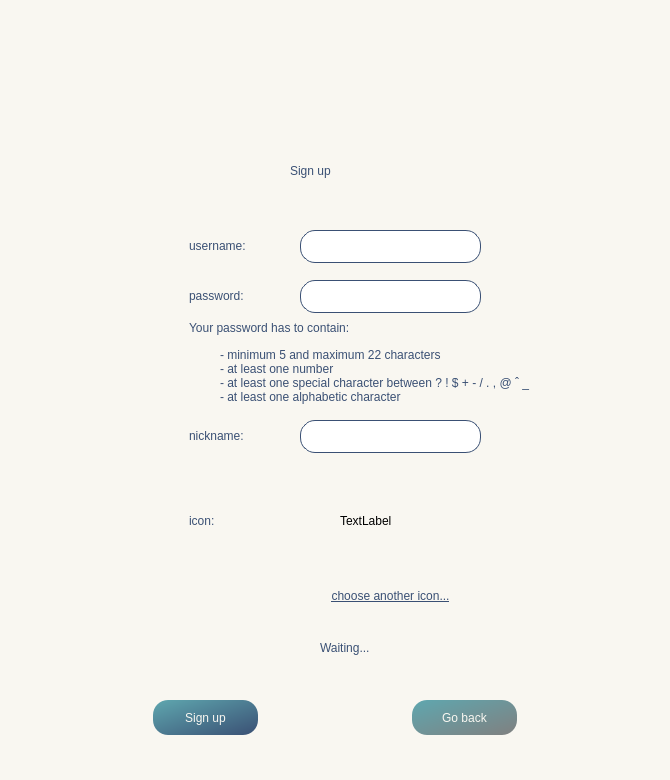
Qt form GUI/SymposiumGui/signup.ui (RickZack/Symposium) before a commit.
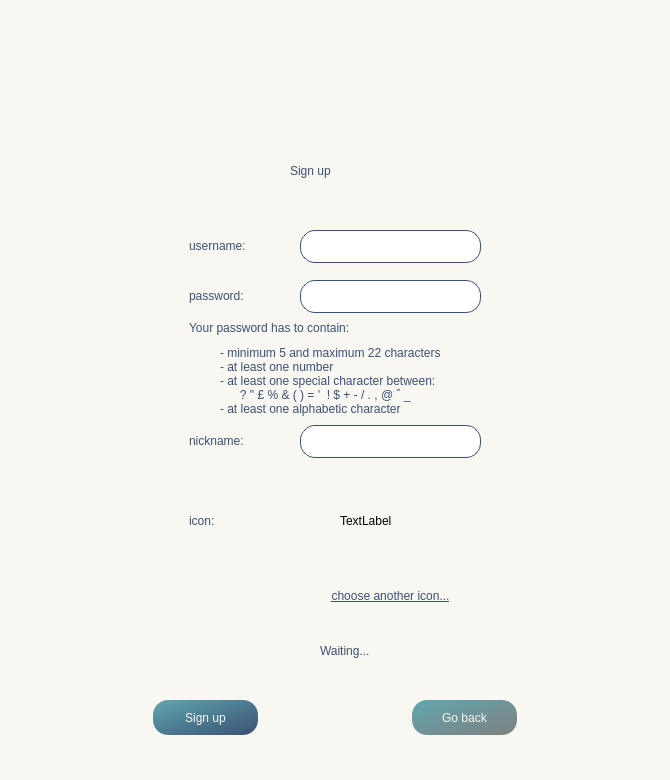
The same form after that commit. Icons and pictures are not drawn.

Patch:
```diff
--- a/GUI/SymposiumGui/signup.ui
+++ b/GUI/SymposiumGui/signup.ui
@@ -175,7 +175,7 @@
    <property name="geometry">
     <rect>
      <x>189</x>
-     <y>420</y>
+     <y>425</y>
      <width>101</width>
      <height>31</height>
     </rect>
@@ -192,7 +192,7 @@
    <property name="geometry">
     <rect>
      <x>300</x>
-     <y>420</y>
+     <y>425</y>
      <width>181</width>
      <height>33</height>
     </rect>
@@ -325,7 +325,7 @@
      <x>320</x>
      <y>640</y>
      <width>81</width>
-     <height>16</height>
+     <height>21</height>
     </rect>
    </property>
    <property name="styleSheet">
@@ -376,7 +376,7 @@
      <x>220</x>
      <y>340</y>
      <width>361</width>
-     <height>71</height>
+     <height>81</height>
     </rect>
    </property>
    <property name="styleSheet">
@@ -386,7 +386,8 @@
    <property name="text">
     <string>- minimum 5 and maximum 22 characters
 - at least one number
-- at least one special character between ? ! $ + - / . , @ ˆ _
+- at least one special character between: 
+      ? &quot; £ % &amp; ( ) = '  ! $ + - / . , @ ˆ _
 - at least one alphabetic character</string>
    </property>
   </widget>
```
